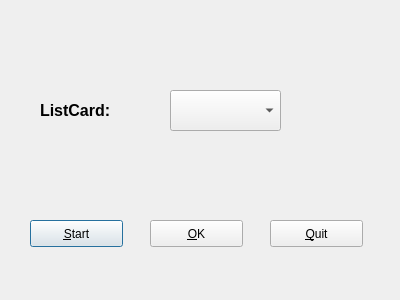
CaoPeng/sniffer_QT, file startdialog.ui: the form before one commit.
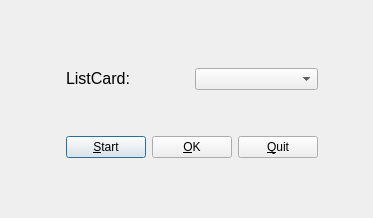
The form after the commit.

```diff
--- a/startdialog.ui
+++ b/startdialog.ui
@@ -6,78 +6,136 @@
    <rect>
     <x>0</x>
     <y>0</y>
-    <width>400</width>
-    <height>300</height>
+    <width>373</width>
+    <height>218</height>
    </rect>
   </property>
   <property name="windowTitle">
    <string>Dialog</string>
   </property>
-  <widget class="QPushButton" name="startButton">
+  <widget class="QWidget" name="">
    <property name="geometry">
     <rect>
-     <x>30</x>
-     <y>220</y>
-     <width>93</width>
-     <height>27</height>
+     <x>10</x>
+     <y>10</y>
+     <width>363</width>
+     <height>206</height>
     </rect>
    </property>
-   <property name="text">
-    <string>&amp;Start</string>
-   </property>
-  </widget>
-  <widget class="QPushButton" name="quitButton">
-   <property name="geometry">
-    <rect>
-     <x>270</x>
-     <y>220</y>
-     <width>93</width>
-     <height>27</height>
-    </rect>
-   </property>
-   <property name="text">
-    <string>&amp;Quit</string>
-   </property>
-  </widget>
-  <widget class="QLabel" name="label">
-   <property name="geometry">
-    <rect>
-     <x>40</x>
-     <y>80</y>
-     <width>101</width>
-     <height>61</height>
-    </rect>
-   </property>
-   <property name="text">
-    <string>&lt;!DOCTYPE HTML PUBLIC &quot;-//W3C//DTD HTML 4.0//EN&quot; &quot;http://www.w3.org/TR/REC-html40/strict.dtd&quot;&gt;
+   <layout class="QGridLayout" name="gridLayout">
+    <item row="0" column="1">
+     <spacer name="verticalSpacer_2">
+      <property name="orientation">
+       <enum>Qt::Vertical</enum>
+      </property>
+      <property name="sizeHint" stdset="0">
+       <size>
+        <width>20</width>
+        <height>40</height>
+       </size>
+      </property>
+     </spacer>
+    </item>
+    <item row="1" column="0">
+     <spacer name="horizontalSpacer">
+      <property name="orientation">
+       <enum>Qt::Horizontal</enum>
+      </property>
+      <property name="sizeHint" stdset="0">
+       <size>
+        <width>40</width>
+        <height>20</height>
+       </size>
+      </property>
+     </spacer>
+    </item>
+    <item row="1" column="1" colspan="2">
+     <layout class="QVBoxLayout" name="verticalLayout">
+      <item>
+       <layout class="QHBoxLayout" name="horizontalLayout">
+        <item>
+         <widget class="QLabel" name="label">
+          <property name="text">
+           <string>&lt;!DOCTYPE HTML PUBLIC &quot;-//W3C//DTD HTML 4.0//EN&quot; &quot;http://www.w3.org/TR/REC-html40/strict.dtd&quot;&gt;
 &lt;html&gt;&lt;head&gt;&lt;meta name=&quot;qrichtext&quot; content=&quot;1&quot; /&gt;&lt;style type=&quot;text/css&quot;&gt;
 p, li { white-space: pre-wrap; }
 &lt;/style&gt;&lt;/head&gt;&lt;body style=&quot; font-family:'Sans'; font-size:10pt; font-weight:400; font-style:normal;&quot;&gt;
-&lt;p style=&quot; margin-top:0px; margin-bottom:0px; margin-left:0px; margin-right:0px; -qt-block-indent:0; text-indent:0px;&quot;&gt;&lt;span style=&quot; font-size:12pt; font-weight:600;&quot;&gt;ListCard:&lt;/span&gt;&lt;/p&gt;&lt;/body&gt;&lt;/html&gt;</string>
-   </property>
-  </widget>
-  <widget class="QComboBox" name="comboBox">
-   <property name="geometry">
-    <rect>
-     <x>170</x>
-     <y>90</y>
-     <width>111</width>
-     <height>41</height>
-    </rect>
-   </property>
-  </widget>
-  <widget class="QPushButton" name="okButton">
-   <property name="geometry">
-    <rect>
-     <x>150</x>
-     <y>220</y>
-     <width>93</width>
-     <height>27</height>
-    </rect>
-   </property>
-   <property name="text">
-    <string>&amp;OK</string>
-   </property>
+&lt;p style=&quot; margin-top:0px; margin-bottom:0px; margin-left:0px; margin-right:0px; -qt-block-indent:0; text-indent:0px;&quot;&gt;&lt;span style=&quot; font-size:12pt;&quot;&gt;ListCard:&lt;/span&gt;&lt;/p&gt;&lt;/body&gt;&lt;/html&gt;</string>
+          </property>
+         </widget>
+        </item>
+        <item>
+         <widget class="QComboBox" name="comboBox"/>
+        </item>
+       </layout>
+      </item>
+      <item>
+       <spacer name="verticalSpacer">
+        <property name="orientation">
+         <enum>Qt::Vertical</enum>
+        </property>
+        <property name="sizeHint" stdset="0">
+         <size>
+          <width>20</width>
+          <height>40</height>
+         </size>
+        </property>
+       </spacer>
+      </item>
+      <item>
+       <layout class="QHBoxLayout" name="horizontalLayout_2">
+        <item>
+         <widget class="QPushButton" name="startButton">
+          <property name="text">
+           <string>&amp;Start</string>
+          </property>
+         </widget>
+        </item>
+        <item>
+         <widget class="QPushButton" name="okButton">
+          <property name="text">
+           <string>&amp;OK</string>
+          </property>
+         </widget>
+        </item>
+        <item>
+         <widget class="QPushButton" name="quitButton">
+          <property name="text">
+           <string>&amp;Quit</string>
+          </property>
+         </widget>
+        </item>
+       </layout>
+      </item>
+     </layout>
+    </item>
+    <item row="1" column="3">
+     <spacer name="horizontalSpacer_2">
+      <property name="orientation">
+       <enum>Qt::Horizontal</enum>
+      </property>
+      <property name="sizeHint" stdset="0">
+       <size>
+        <width>38</width>
+        <height>20</height>
+       </size>
+      </property>
+     </spacer>
+    </item>
+    <item row="2" column="2">
+     <spacer name="verticalSpacer_3">
+      <property name="orientation">
+       <enum>Qt::Vertical</enum>
+      </property>
+      <property name="sizeHint" stdset="0">
+       <size>
+        <width>20</width>
+        <height>40</height>
+       </size>
+      </property>
+     </spacer>
+    </item>
+   </layout>
   </widget>
  </widget>
  <resources/>
```
